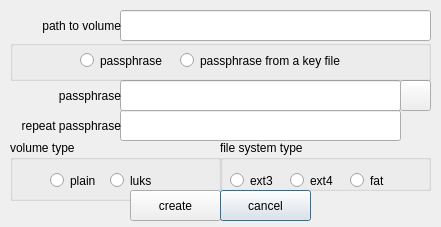
The window that createpartition.ui (mhogomchungu/zuluCrypt) describes before a commit, drawn with Qt 5.
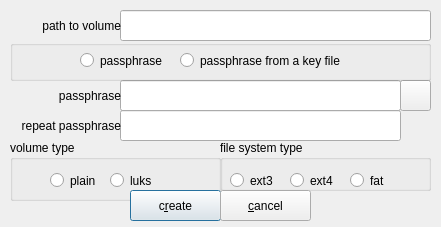
The same window after the commit.

```diff
--- a/createpartition.ui
+++ b/createpartition.ui
@@ -140,7 +140,13 @@
     </rect>
    </property>
    <property name="text">
-    <string>create</string>
+    <string>c&amp;reate</string>
+   </property>
+   <property name="autoDefault">
+    <bool>false</bool>
+   </property>
+   <property name="default">
+    <bool>true</bool>
    </property>
   </widget>
   <widget class="QPushButton" name="pbCancel">
@@ -153,10 +159,10 @@
     </rect>
    </property>
    <property name="text">
-    <string>cancel</string>
+    <string>&amp;cancel</string>
    </property>
    <property name="default">
-    <bool>true</bool>
+    <bool>false</bool>
    </property>
   </widget>
   <widget class="QLineEdit" name="lineEditPassphrase1">
```
